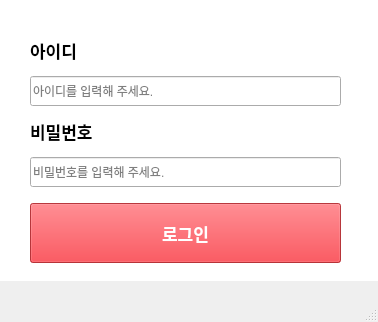
Qt form 210 pyside6/100 pyside gui/login.ui (creedboygit/python-crawling) before a commit.
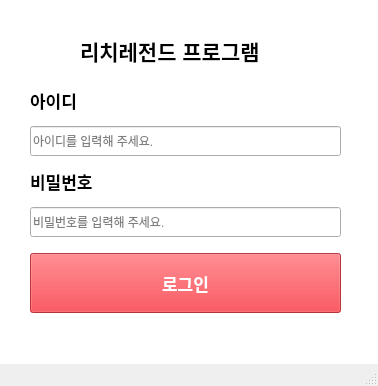
The same form after that commit.

Commit message: 로그인 ui 실행 파일

```diff
--- a/210 pyside6/100 pyside gui/login.ui
+++ b/210 pyside6/100 pyside gui/login.ui
@@ -7,7 +7,7 @@
     <x>0</x>
     <y>0</y>
     <width>378</width>
-    <height>322</height>
+    <height>386</height>
    </rect>
   </property>
   <property name="windowTitle">
@@ -18,7 +18,7 @@
     <property name="geometry">
      <rect>
       <x>30</x>
-      <y>30</y>
+      <y>80</y>
       <width>311</width>
       <height>233</height>
      </rect>
@@ -123,7 +123,7 @@
       <x>0</x>
       <y>0</y>
       <width>391</width>
-      <height>281</height>
+      <height>411</height>
      </rect>
     </property>
     <property name="styleSheet">
@@ -133,8 +133,28 @@
      <string/>
     </property>
    </widget>
+   <widget class="QLabel" name="label_4">
+    <property name="geometry">
+     <rect>
+      <x>80</x>
+      <y>30</y>
+      <width>211</width>
+      <height>41</height>
+     </rect>
+    </property>
+    <property name="font">
+     <font>
+      <pointsize>16</pointsize>
+      <bold>true</bold>
+     </font>
+    </property>
+    <property name="text">
+     <string>리치레전드 프로그램</string>
+    </property>
+   </widget>
    <zorder>label</zorder>
    <zorder>gridLayoutWidget</zorder>
+   <zorder>label_4</zorder>
   </widget>
   <widget class="QMenuBar" name="menubar">
    <property name="geometry">
```
The commit also changes 2 other files.
